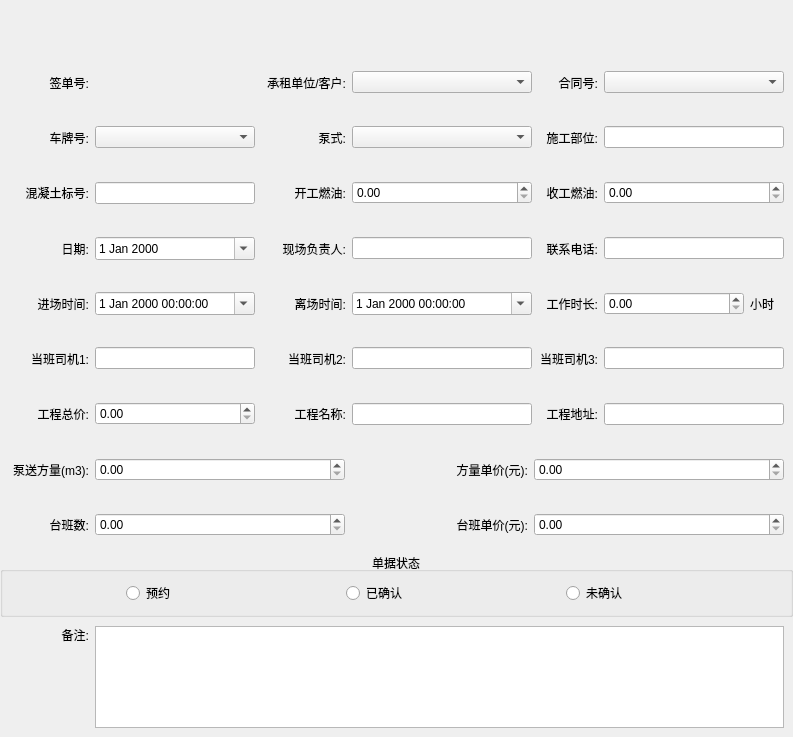
This is CarRentalManagement/ui/dialog/rentaldocumenteditdialog.ui in longcp/CarRentalManagement as Qt 5 draws it before an edit. The edited form follows.
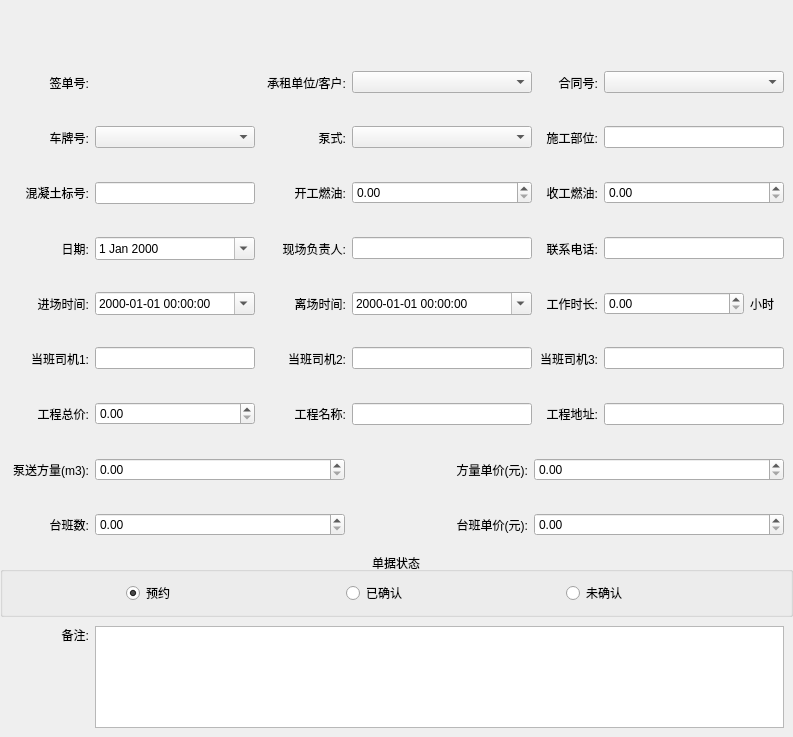
This is the edited form.

Commit message: 签证单编辑界面：完善工具栏按钮事件，完善签证单数据库接口

Diff of the .ui file:
```diff
--- a/CarRentalManagement/ui/dialog/rentaldocumenteditdialog.ui
+++ b/CarRentalManagement/ui/dialog/rentaldocumenteditdialog.ui
@@ -758,6 +758,9 @@
             <height>16777215</height>
            </size>
           </property>
+          <property name="displayFormat">
+           <string>yyyy-MM-dd hh:mm:ss</string>
+          </property>
           <property name="calendarPopup">
            <bool>true</bool>
           </property>
@@ -799,6 +802,9 @@
             <height>16777215</height>
            </size>
           </property>
+          <property name="displayFormat">
+           <string>yyyy-MM-dd hh:mm:ss</string>
+          </property>
           <property name="calendarPopup">
            <bool>true</bool>
           </property>
@@ -1375,6 +1381,9 @@
         <property name="text">
          <string>预约</string>
         </property>
+        <property name="checked">
+         <bool>true</bool>
+        </property>
        </widget>
       </item>
       <item>
```
The commit also changes 5 other files.
